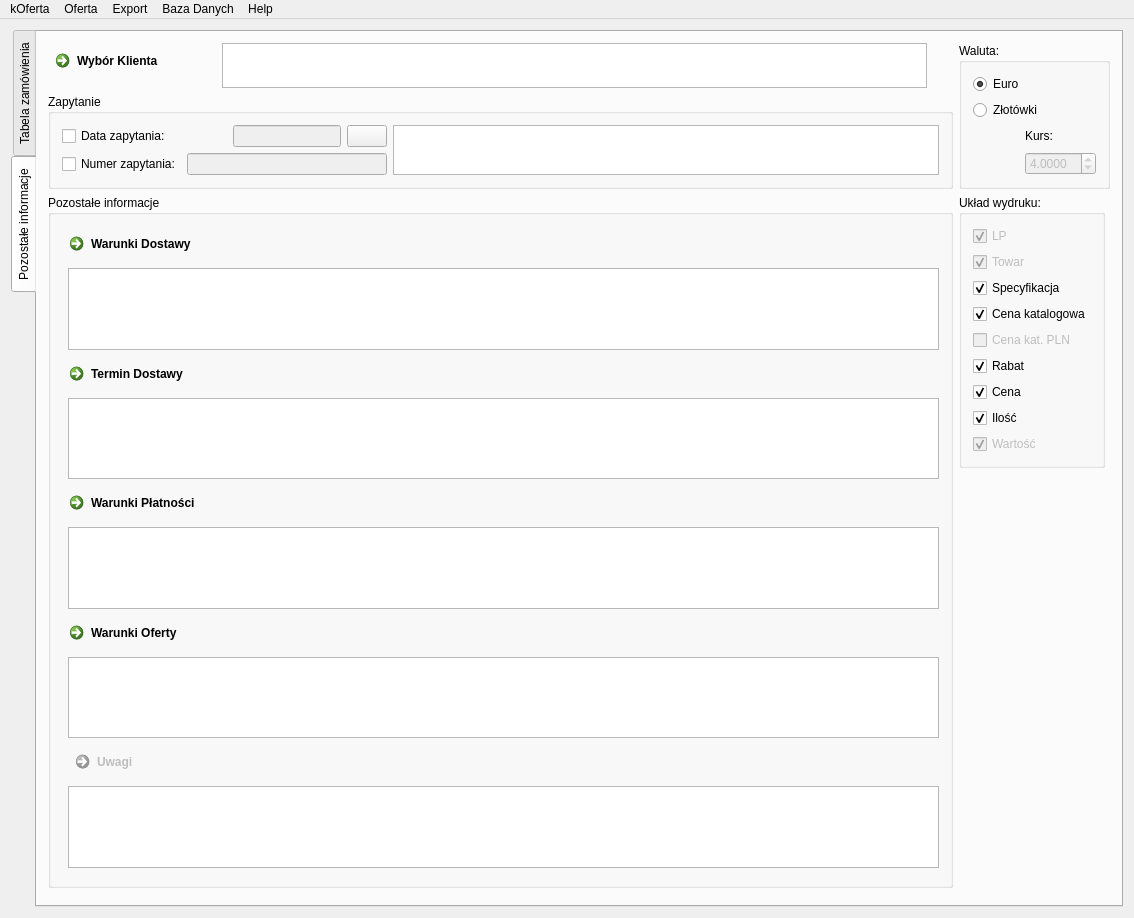
Above: MainWindow/MainWindow.ui from konserw/koferta before the change. Below: the same form after it.
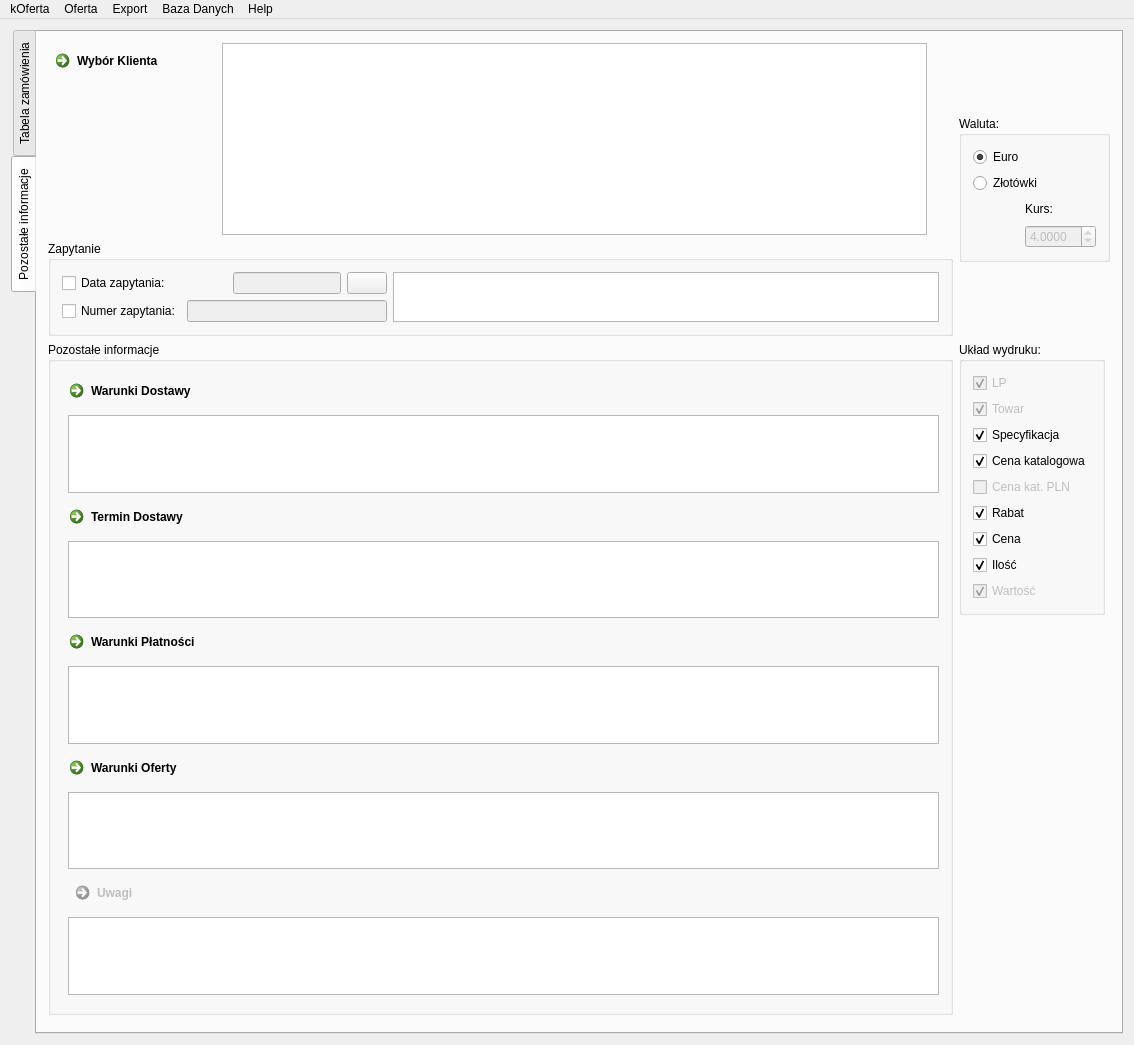
That is the form after the change. Icons and pictures are not drawn. Custom widgets are drawn as their Qt base class.

```diff
--- a/MainWindow/MainWindow.ui
+++ b/MainWindow/MainWindow.ui
@@ -7,7 +7,7 @@
     <x>0</x>
     <y>0</y>
     <width>1134</width>
-    <height>918</height>
+    <height>1045</height>
    </rect>
   </property>
   <property name="windowTitle">
@@ -99,7 +99,7 @@
           <item>
            <widget class="QPlainTextEdit" name="plainTextEdit_klient">
             <property name="sizePolicy">
-             <sizepolicy hsizetype="Expanding" vsizetype="Ignored">
+             <sizepolicy hsizetype="Expanding" vsizetype="Expanding">
               <horstretch>0</horstretch>
               <verstretch>0</verstretch>
              </sizepolicy>
@@ -358,6 +358,12 @@
            </item>
            <item row="1" column="1">
             <widget class="QPlainTextEdit" name="plainTextEdit_dostawa">
+             <property name="sizePolicy">
+              <sizepolicy hsizetype="Expanding" vsizetype="Preferred">
+               <horstretch>0</horstretch>
+               <verstretch>0</verstretch>
+              </sizepolicy>
+             </property>
              <property name="maximumSize">
               <size>
                <width>16777215</width>
@@ -439,6 +445,12 @@
            </item>
            <item row="7" column="1">
             <widget class="QPlainTextEdit" name="plainTextEdit_oferta">
+             <property name="sizePolicy">
+              <sizepolicy hsizetype="Expanding" vsizetype="Preferred">
+               <horstretch>0</horstretch>
+               <verstretch>0</verstretch>
+              </sizepolicy>
+             </property>
              <property name="maximumSize">
               <size>
                <width>16777215</width>
@@ -468,6 +480,12 @@
            </item>
            <item row="9" column="1">
             <widget class="QPlainTextEdit" name="plainTextEdit_uwagi">
+             <property name="sizePolicy">
+              <sizepolicy hsizetype="Expanding" vsizetype="Preferred">
+               <horstretch>0</horstretch>
+               <verstretch>0</verstretch>
+              </sizepolicy>
+             </property>
              <property name="maximumSize">
               <size>
                <width>16777215</width>
```
